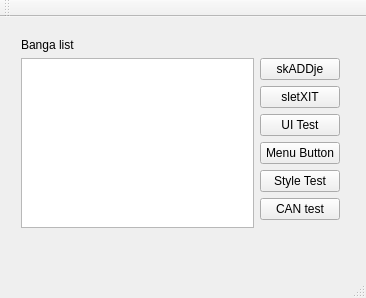
Old version of the form Lola/Lola/TUIcomotive.ui in the repository Petzep/EM-04.
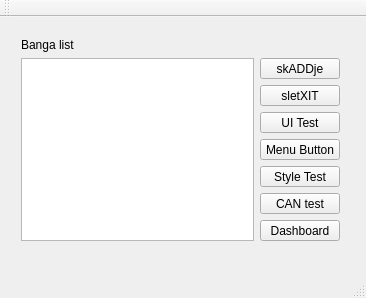
New version of the form.

```diff
--- a/Lola/Lola/TUIcomotive.ui
+++ b/Lola/Lola/TUIcomotive.ui
@@ -23,7 +23,7 @@
       <x>10</x>
       <y>10</y>
       <width>341</width>
-      <height>232</height>
+      <height>245</height>
      </rect>
     </property>
     <layout class="QGridLayout" name="gridLayout">
@@ -81,6 +81,13 @@
          </property>
         </widget>
        </item>
+       <item>
+        <widget class="QPushButton" name="dashboardButton">
+         <property name="text">
+          <string>Dashboard</string>
+         </property>
+        </widget>
+       </item>
        <item>
         <spacer name="verticalSpacer">
          <property name="orientation">
```
